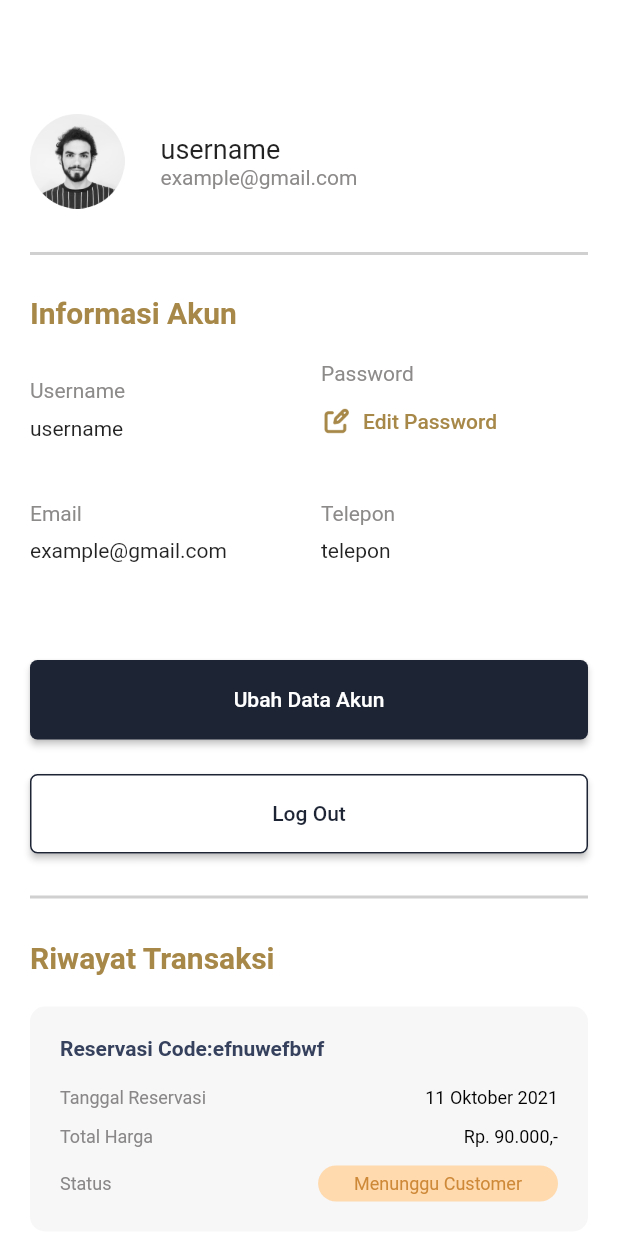
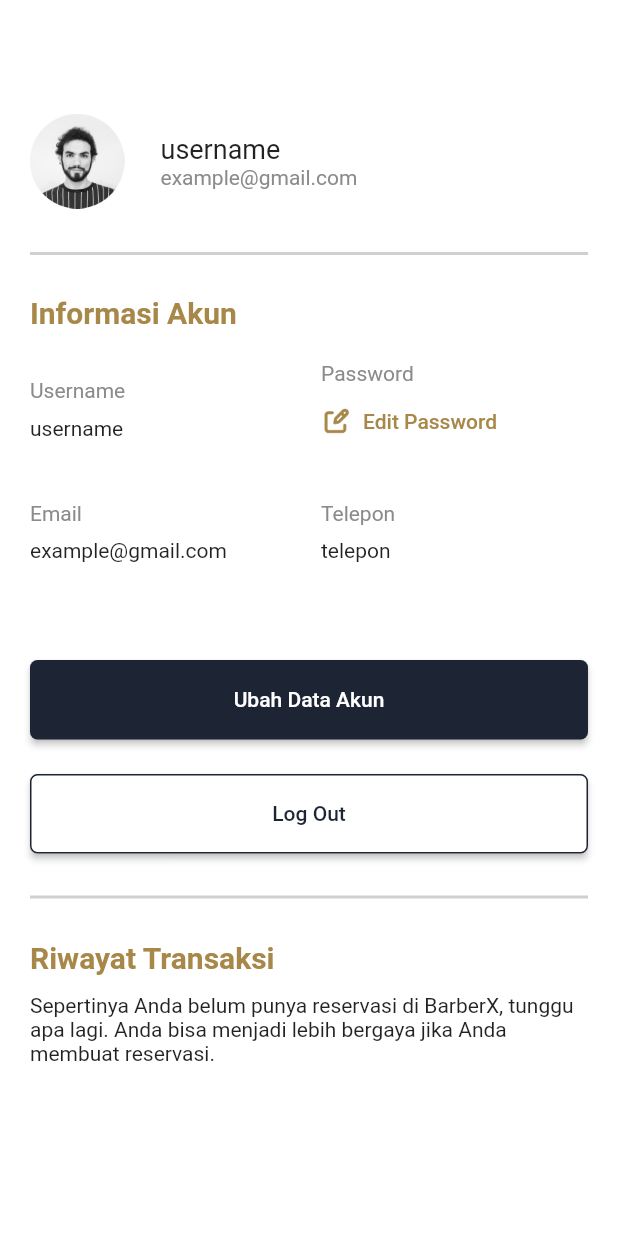
Before and after one commit to ybrefodlavir/BarberX, a Flutter app: the Akun screen opened by its route, on a phone screen of 412 x 824 dp. Run offline on Flutter 3.47's test engine with Material 2 defaults, Android fonts, the phone set to English and light mode, and no system bars; our stand-ins replace device_info, shared_preferences; accounts and stored records are empty.

Commit message:
fetchReservation

```diff
--- a/lib/models/reservation.dart
+++ b/lib/models/reservation.dart
@@ -4,6 +4,8 @@ class Reservation {
   int user_id;
   int service_id;
   String reservation_time;
+  int status = 0;
+  int price;
   String createdAt;
   String updateAt;
 
@@ -13,6 +15,8 @@ class Reservation {
       required this.user_id,
       required this.service_id,
       required this.reservation_time,
+      required this.status,
+      required this.price,
       required this.createdAt,
       required this.updateAt});
 
@@ -23,6 +27,8 @@ class Reservation {
       user_id: json['user_id'],
       service_id: json['service_id'],
       reservation_time: json['reservation_time'],
+      status: json['status'],
+      price: json['price'],
       createdAt: json['created_at'],
       updateAt: json['updated_at'],
     );
--- a/lib/pages/akun_page.dart
+++ b/lib/pages/akun_page.dart
@@ -1,8 +1,11 @@
 import 'dart:convert';
 import 'dart:ui';
+import 'package:barber/models/reservation.dart';
 import 'package:barber/providers/AuthProvider.dart';
+import 'package:barber/providers/ReservationProvider.dart';
 import 'package:flutter/cupertino.dart';
 import 'package:flutter/material.dart';
+import 'package:intl/intl.dart';
 import 'package:provider/provider.dart';
 import 'package:shared_preferences/shared_preferences.dart';
 
@@ -15,7 +18,7 @@ class Akun extends StatefulWidget {
 
 class _AkunState extends State<Akun> {
   var userData;
-
+  bool noReservations = false;
   @override
   void initState() {
     _getUserInfo();
@@ -33,6 +36,18 @@ class _AkunState extends State<Akun> {
 
   @override
   Widget build(BuildContext context) {
+    final provider = Provider.of<ReservationProvider>(context);
+    List<Reservation> reservations = provider.reservations;
+    provider.init();
+    if (reservations.isEmpty) {
+      setState(() {
+        noReservations = false;
+      });
+    } else {
+      setState(() {
+        noReservations = true;
+      });
+    }
     return Scaffold(
         backgroundColor: Color(0xffffffff),
         body: SingleChildScrollView(
@@ -293,7 +308,18 @@ class _AkunState extends State<Akun> {
                     ),
                   ),
                 ),
-                Container(
+                noReservations
+                    ? Column(
+                        mainAxisSize: MainAxisSize.min,
+                        crossAxisAlignment: CrossAxisAlignment.start,
+                        children: <Widget>[
+                          Flexible(
+                            child: ListView.builder(
+                                shrinkWrap: true,
+                                scrollDirection: Axis.vertical,
+                                itemCount: reservations.length,
+                                itemBuilder: (context, index) {
+                                  return Container(
                                     padding: EdgeInsets.all(20),
                                     decoration: BoxDecoration(
                                       borderRadius: BorderRadius.circular(10),
@@ -303,10 +329,13 @@ class _AkunState extends State<Akun> {
                                     height: 150,
                                     width: double.infinity,
                                     child: Column(
-                    crossAxisAlignment: CrossAxisAlignment.start,
+                                      crossAxisAlignment:
+                                          CrossAxisAlignment.start,
                                       children: [
                                         Text(
-                        "Reservasi Code:efnuwefbwf",
+                                          "Reservasi Code : " +
+                                              reservations[index]
+                                                  .reservation_code,
                                           style: TextStyle(
                                             color: Color(0xff35415D),
                                             fontWeight: FontWeight.bold,
@@ -315,7 +344,8 @@ class _AkunState extends State<Akun> {
                                         Container(
                                           margin: EdgeInsets.only(top: 18),
                                           child: Row(
-                          mainAxisAlignment: MainAxisAlignment.spaceBetween,
+                                            mainAxisAlignment:
+                                                MainAxisAlignment.spaceBetween,
                                             children: [
                                               Text(
                                                 "Tanggal Reservasi",
@@ -325,7 +355,8 @@ class _AkunState extends State<Akun> {
                                                 ),
                                               ),
                                               Text(
-                              "11 Oktober 2021",
+                                                formatDate(reservations[index]
+                                                    .reservation_time),
                                                 style: TextStyle(
                                                   color: Color(0xff000000),
                                                   fontSize: 12,
@@ -337,7 +368,8 @@ class _AkunState extends State<Akun> {
                                         Container(
                                           margin: EdgeInsets.only(top: 12),
                                           child: Row(
-                          mainAxisAlignment: MainAxisAlignment.spaceBetween,
+                                            mainAxisAlignment:
+                                                MainAxisAlignment.spaceBetween,
                                             children: [
                                               Text(
                                                 "Total Harga",
@@ -347,7 +379,11 @@ class _AkunState extends State<Akun> {
                                                 ),
                                               ),
                                               Text(
-                              "Rp. 90.000,-",
+                                                "Rp. " +
+                                                    reservations[index]
+                                                        .price
+                                                        .toString() +
+                                                    " ,-",
                                                 style: TextStyle(
                                                   color: Color(0xff000000),
                                                   fontSize: 12,
@@ -359,7 +395,8 @@ class _AkunState extends State<Akun> {
                                         Container(
                                           margin: EdgeInsets.only(top: 12),
                                           child: Row(
-                          mainAxisAlignment: MainAxisAlignment.spaceBetween,
+                                            mainAxisAlignment:
+                                                MainAxisAlignment.spaceBetween,
                                             children: [
                                               Text(
                                                 "Status",
@@ -369,15 +406,28 @@ class _AkunState extends State<Akun> {
                                                 ),
                                               ),
                                               Container(
-                              padding: EdgeInsets.fromLTRB(24, 5, 24, 5),
+                                                padding: EdgeInsets.fromLTRB(
+                                                    24, 5, 24, 5),
                                                 decoration: BoxDecoration(
-                                color: Color(0xffFFDAAF),
-                                borderRadius: BorderRadius.circular(50),
+                                                  color: reservations[index]
+                                                              .status ==
+                                                          0
+                                                      ? Color(0xffFFDAAF)
+                                                      : Color(0xffCDFFAF),
+                                                  borderRadius:
+                                                      BorderRadius.circular(50),
                                                 ),
                                                 child: Text(
-                                "Menunggu Customer",
+                                                  reservations[index].status ==
+                                                          0
+                                                      ? "Menunggu Customer"
+                                                      : "Selesai",
                                                   style: TextStyle(
-                                  color: Color(0xffCE8938),
+                                                    color: reservations[index]
+                                                                .status ==
+                                                            0
+                                                        ? Color(0xffCE8938)
+                                                        : Color(0xff128817),
                                                     fontSize: 12,
                                                   ),
                                                 ),
@@ -387,105 +437,29 @@ class _AkunState extends State<Akun> {
                                         ),
                                       ],
                                     ),
-                ),
-                Container(
-                  padding: EdgeInsets.all(20),
-                  decoration: BoxDecoration(
-                    borderRadius: BorderRadius.circular(10),
-                    color: Color(0xffF7F7F7),
-                  ),
-                  margin: EdgeInsets.only(top: 21, bottom: 44),
-                  height: 150,
-                  child: Column(
-                    crossAxisAlignment: CrossAxisAlignment.start,
-                    children: [
-                      Text(
-                        "Reservasi Code:efnuwefbwf",
-                        style: TextStyle(
-                          color: Color(0xff35415D),
-                          fontWeight: FontWeight.bold,
-                        ),
-                      ),
-                      Container(
-                        margin: EdgeInsets.only(top: 18),
-                        child: Row(
-                          mainAxisAlignment: MainAxisAlignment.spaceBetween,
-                          children: [
-                            Text(
-                              "Tanggal Reservasi",
-                              style: TextStyle(
-                                color: Color(0xff898787),
-                                fontSize: 12,
-                              ),
-                            ),
-                            Text(
-                              "11 Oktober 2021",
-                              style: TextStyle(
-                                color: Color(0xff000000),
-                                fontSize: 12,
-                              ),
+                                  );
+                                }),
                           ),
                         ],
+                      )
+                    : Container(
+                        margin: EdgeInsets.only(top: 12),
+                        child: const Center(
+                          child: Text(
+                              "Sepertinya Anda belum punya reservasi di BarberX, tunggu apa lagi. Anda bisa menjadi lebih bergaya jika Anda membuat reservasi."),
                         ),
-                      ),
-                      Container(
-                        margin: EdgeInsets.only(top: 12),
-                        child: Row(
-                          mainAxisAlignment: MainAxisAlignment.spaceBetween,
-                          children: [
-                            Text(
-                              "Total Harga",
-                              style: TextStyle(
-                                color: Color(0xff898787),
-                                fontSize: 12,
-                              ),
-                            ),
-                            Text(
-                              "Rp. 90.000,-",
-                              style: TextStyle(
-                                color: Color(0xff000000),
-                                fontSize: 12,
-                              ),
-                            ),
-                          ],
-                        ),
-                      ),
-                      Container(
-                        margin: EdgeInsets.only(top: 12),
-                        child: Row(
-                          mainAxisAlignment: MainAxisAlignment.spaceBetween,
-                          children: [
-                            Text(
-                              "Status",
-                              style: TextStyle(
-                                color: Color(0xff898787),
-                                fontSize: 12,
-                              ),
-                            ),
-                            Container(
-                              padding: EdgeInsets.fromLTRB(24, 5, 24, 5),
-                              decoration: BoxDecoration(
-                                color: Color(0xffCDFFAF),
-                                borderRadius: BorderRadius.circular(50),
-                              ),
-                              child: Text(
-                                "Selesai",
-                                style: TextStyle(
-                                  color: Color(0xff128817),
-                                  fontSize: 12,
-                                ),
-                              ),
-                            ),
-                          ],
-                        ),
-                      ),
-                    ],
-                  ),
-                ),
+                      )
               ],
             ),
           ),
         ));
+  }
+
+  String formatDate(date) {
+    DateTime reservationDate = DateTime.parse(date);
+    String formattedDate =
+        DateFormat('dd MMMM yyyy – kk:mm').format(reservationDate);
+    return formattedDate;
   }
 
   Future<void> logout() async {
--- a/lib/providers/AuthProvider.dart
+++ b/lib/providers/AuthProvider.dart
@@ -1,5 +1,6 @@
 import 'dart:convert';
 import 'package:barber/models/services.dart';
+import 'package:barber/providers/ReservationProvider.dart';
 import 'package:flutter/material.dart';
 import 'package:barber/services/api.dart';
 import 'package:shared_preferences/shared_preferences.dart';
@@ -19,7 +20,6 @@ class AuthProvider extends ChangeNotifier {
       this.isAuthenticated = true;
     }
     this.apiService = new ApiService(this.token);
-
     notifyListeners();
   }
 
```
Also changed, not shown: lib/providers/ReservationProvider.dart (+10 -7 lines), lib/services/api.dart (+14 -14 lines). Lines whose indentation alone changed are shown as unchanged.
